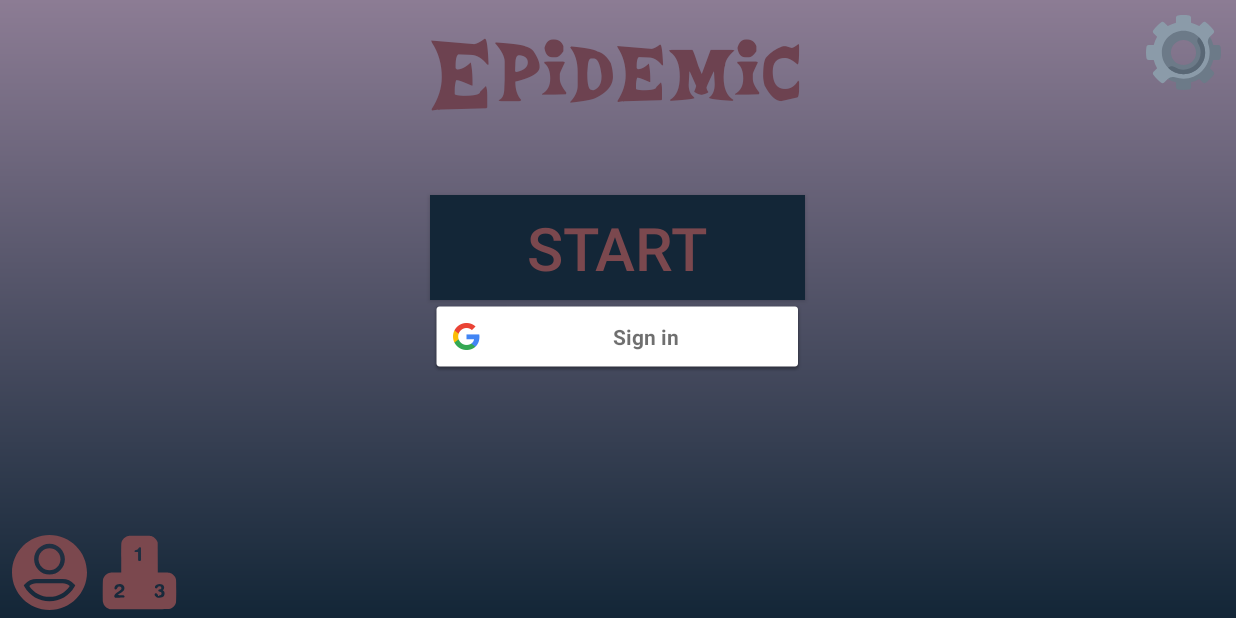
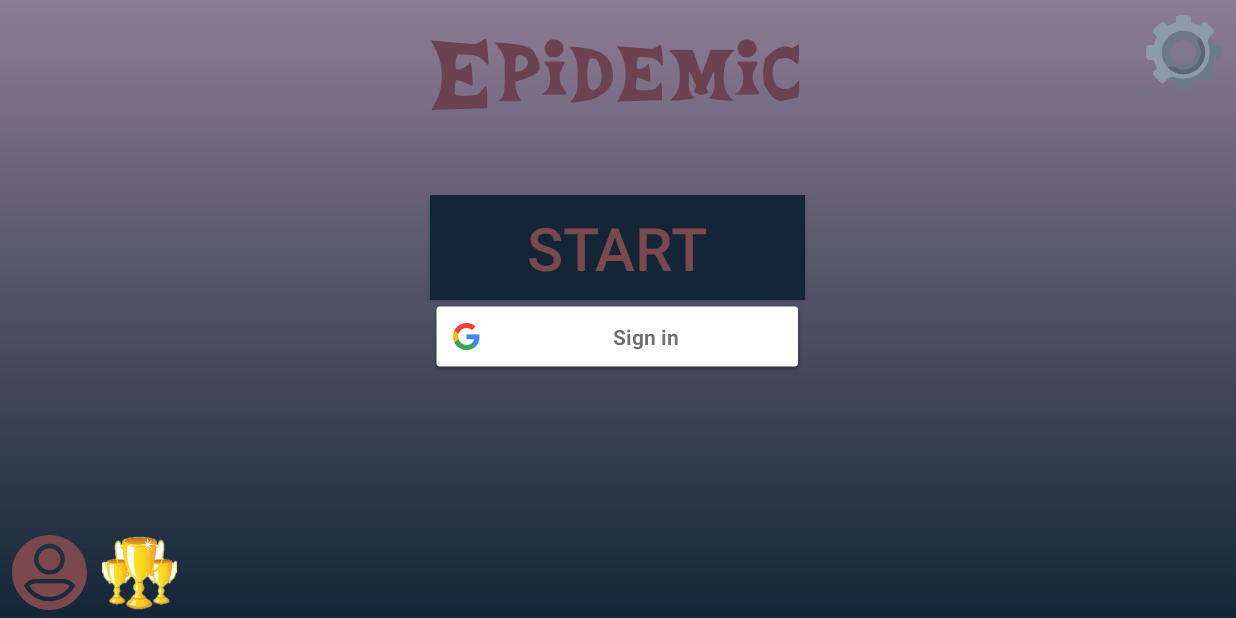
Before and after one commit to siberiacalling/clicker, an Android app: the screen it shows after launch (MainActivity), on a phone screen of 824 x 412 dp (held sideways). Run offline under Robolectric (Android 15) with nearby library versions, the phone set to English and light mode, and no system bars; our stand-ins replace Room's generated code; libraries missing offline, so code that uses them is left out: com.franmontiel.persistentcookiejar; 6 statements that could not run were skipped.

Commit message:
achievement logo

```diff
--- a/app/src/main/res/layout/fragment_main.xml
+++ b/app/src/main/res/layout/fragment_main.xml
@@ -93,7 +93,7 @@
             android:background="@null"
             android:contentDescription="@string/leaderboard"
             android:scaleType="fitXY"
-            app:srcCompat="@drawable/ic_leaderboard" />
+            app:srcCompat="@drawable/achievements_logo" />
 
     </LinearLayout>
 
```
